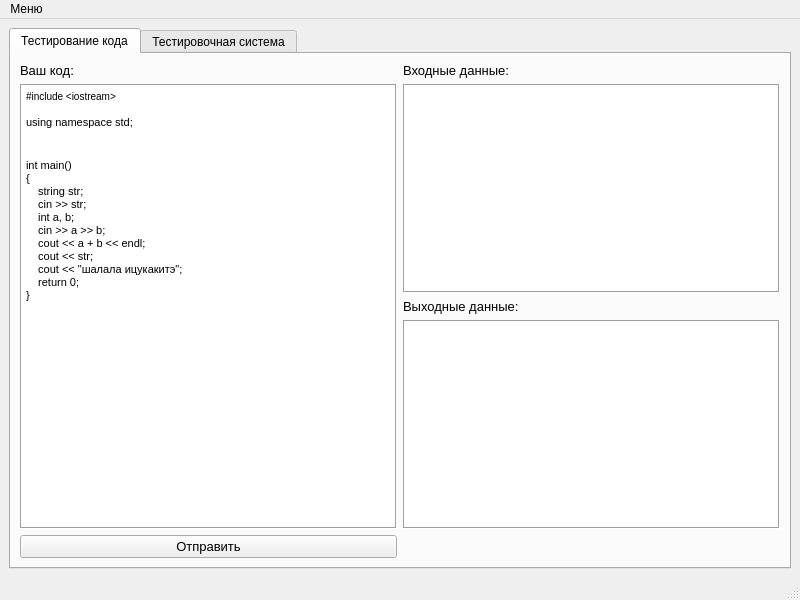
The window that mainwindow.ui (geroineee/ARM_QT) describes before a commit, drawn with Qt 5.
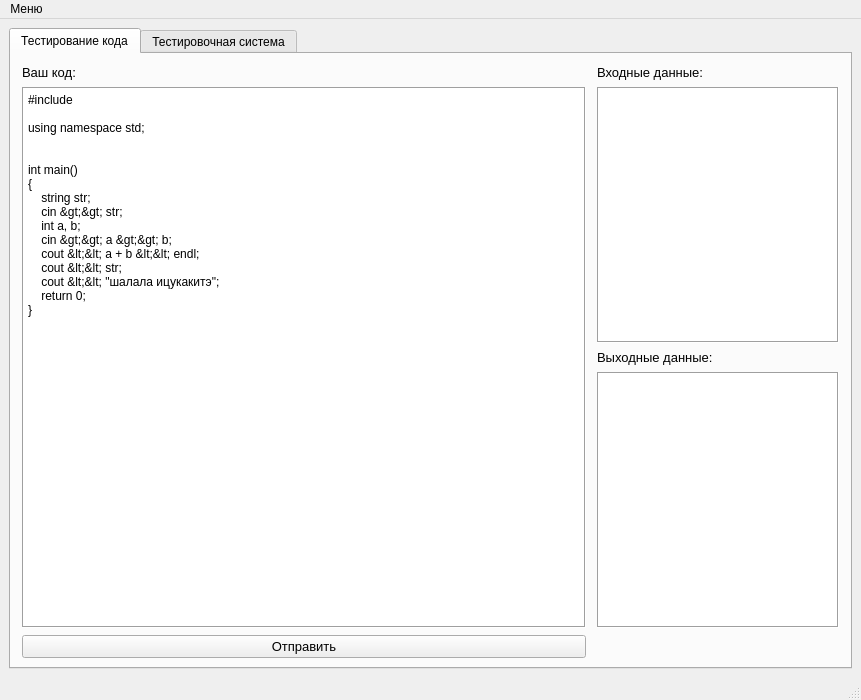
The same window after the commit. The open tabs and pages were chosen to show the change.

What changed in the file:
```diff
--- a/mainwindow.ui
+++ b/mainwindow.ui
@@ -6,8 +6,8 @@
    <rect>
     <x>0</x>
     <y>0</y>
-    <width>800</width>
-    <height>600</height>
+    <width>861</width>
+    <height>700</height>
    </rect>
   </property>
   <property name="windowTitle">
@@ -36,7 +36,19 @@
        </size>
       </property>
       <property name="currentIndex">
-       <number>0</number>
+       <number>1</number>
+      </property>
+      <property name="documentMode">
+       <bool>false</bool>
+      </property>
+      <property name="tabsClosable">
+       <bool>false</bool>
+      </property>
+      <property name="movable">
+       <bool>false</bool>
+      </property>
+      <property name="tabBarAutoHide">
+       <bool>false</bool>
       </property>
       <widget class="QWidget" name="tab_only_code">
        <property name="enabled">
@@ -56,7 +68,61 @@
        <attribute name="title">
         <string>Тестирование кода</string>
        </attribute>
-       <layout class="QGridLayout" name="gridLayout">
+       <layout class="QGridLayout" name="gridLayout" columnstretch="70,30">
+        <property name="sizeConstraint">
+         <enum>QLayout::SetDefaultConstraint</enum>
+        </property>
+        <property name="leftMargin">
+         <number>11</number>
+        </property>
+        <property name="topMargin">
+         <number>11</number>
+        </property>
+        <property name="rightMargin">
+         <number>11</number>
+        </property>
+        <property name="horizontalSpacing">
+         <number>11</number>
+        </property>
+        <property name="verticalSpacing">
+         <number>7</number>
+        </property>
+        <item row="0" column="1">
+         <widget class="QLabel" name="label_input_data">
+          <property name="font">
+           <font>
+            <pointsize>10</pointsize>
+           </font>
+          </property>
+          <property name="text">
+           <string>Входные данные:</string>
+          </property>
+         </widget>
+        </item>
+        <item row="2" column="1">
+         <widget class="QLabel" name="label_output_data">
+          <property name="font">
+           <font>
+            <pointsize>10</pointsize>
+           </font>
+          </property>
+          <property name="text">
+           <string>Выходные данные:</string>
+          </property>
+         </widget>
+        </item>
+        <item row="4" column="0">
+         <widget class="QPushButton" name="upload_user_code_button">
+          <property name="font">
+           <font>
+            <pointsize>10</pointsize>
+           </font>
+          </property>
+          <property name="text">
+           <string>Отправить</string>
+          </property>
+         </widget>
+        </item>
         <item row="3" column="1">
          <widget class="QTextBrowser" name="to_user_output_data">
           <property name="frameShape">
@@ -85,23 +151,11 @@
           </property>
          </widget>
         </item>
-        <item row="0" column="1">
-         <widget class="QLabel" name="label_input_data">
-          <property name="font">
-           <font>
-            <pointsize>10</pointsize>
-           </font>
-          </property>
-          <property name="text">
-           <string>Входные данные:</string>
-          </property>
-         </widget>
-        </item>
         <item row="1" column="0" rowspan="3">
-         <widget class="QTextEdit" name="user_code_text_edit">
+         <widget class="QPlainTextEdit" name="user_code_text_edit">
           <property name="font">
            <font>
-            <pointsize>10</pointsize>
+            <pointsize>9</pointsize>
             <weight>50</weight>
             <bold>false</bold>
             <strikeout>false</strikeout>
@@ -110,58 +164,40 @@
           <property name="frameShape">
            <enum>QFrame::Box</enum>
           </property>
-          <property name="html">
-           <string>&lt;!DOCTYPE HTML PUBLIC &quot;-//W3C//DTD HTML 4.0//EN&quot; &quot;http://www.w3.org/TR/REC-html40/strict.dtd&quot;&gt;
-&lt;html&gt;&lt;head&gt;&lt;meta name=&quot;qrichtext&quot; content=&quot;1&quot; /&gt;&lt;style type=&quot;text/css&quot;&gt;
-p, li { white-space: pre-wrap; }
-&lt;/style&gt;&lt;/head&gt;&lt;body style=&quot; font-family:'MS Shell Dlg 2'; font-size:10pt; font-weight:400; font-style:normal;&quot;&gt;
-&lt;p style=&quot; margin-top:0px; margin-bottom:0px; margin-left:0px; margin-right:0px; -qt-block-indent:0; text-indent:0px;&quot;&gt;&lt;span style=&quot; font-size:7.8pt; color:#000000;&quot;&gt;#include &amp;lt;iostream&amp;gt;&lt;/span&gt;&lt;/p&gt;
-&lt;p style=&quot;-qt-paragraph-type:empty; margin-top:0px; margin-bottom:0px; margin-left:0px; margin-right:0px; -qt-block-indent:0; text-indent:0px; font-size:7.8pt; color:#000000;&quot;&gt;&lt;br /&gt;&lt;/p&gt;
-&lt;p style=&quot; margin-top:0px; margin-bottom:0px; margin-left:0px; margin-right:0px; -qt-block-indent:0; text-indent:0px;&quot;&gt;&lt;span style=&quot; font-family:'Consolas','Courier New','monospace'; font-size:8pt; color:#000000;&quot;&gt;using namespace std;&lt;/span&gt;&lt;/p&gt;
-&lt;p style=&quot; margin-top:0px; margin-bottom:0px; margin-left:0px; margin-right:0px; -qt-block-indent:0; text-indent:0px;&quot;&gt;&lt;span style=&quot; font-family:'Consolas','Courier New','monospace'; font-size:8pt; color:#000000;&quot;&gt;&lt;br /&gt;&lt;/span&gt;&lt;/p&gt;
-&lt;p style=&quot; margin-top:0px; margin-bottom:0px; margin-left:0px; margin-right:0px; -qt-block-indent:0; text-indent:0px;&quot;&gt;&lt;span style=&quot; font-family:'Consolas','Courier New','monospace'; font-size:8pt; color:#000000;&quot;&gt;int main()&lt;/span&gt;&lt;/p&gt;
-&lt;p style=&quot; margin-top:0px; margin-bottom:0px; margin-left:0px; margin-right:0px; -qt-block-indent:0; text-indent:0px;&quot;&gt;&lt;span style=&quot; font-family:'Consolas','Courier New','monospace'; font-size:8pt; color:#000000;&quot;&gt;{&lt;/span&gt;&lt;/p&gt;
-&lt;p style=&quot; margin-top:0px; margin-bottom:0px; margin-left:0px; margin-right:0px; -qt-block-indent:0; text-indent:0px;&quot;&gt;&lt;span style=&quot; font-family:'Consolas','Courier New','monospace'; font-size:8pt; color:#000000;&quot;&gt;    string str;&lt;/span&gt;&lt;/p&gt;
-&lt;p style=&quot; margin-top:0px; margin-bottom:0px; margin-left:0px; margin-right:0px; -qt-block-indent:0; text-indent:0px;&quot;&gt;&lt;span style=&quot; font-family:'Consolas','Courier New','monospace'; font-size:8pt; color:#000000;&quot;&gt;    cin &amp;gt;&amp;gt; str;&lt;/span&gt;&lt;/p&gt;
-&lt;p style=&quot; margin-top:0px; margin-bottom:0px; margin-left:0px; margin-right:0px; -qt-block-indent:0; text-indent:0px;&quot;&gt;&lt;span style=&quot; font-family:'Consolas','Courier New','monospace'; font-size:8pt; color:#000000;&quot;&gt;    int a, b;&lt;/span&gt;&lt;/p&gt;
-&lt;p style=&quot; margin-top:0px; margin-bottom:0px; margin-left:0px; margin-right:0px; -qt-block-indent:0; text-indent:0px;&quot;&gt;&lt;span style=&quot; font-family:'Consolas','Courier New','monospace'; font-size:8pt; color:#000000;&quot;&gt;    cin &amp;gt;&amp;gt; a &amp;gt;&amp;gt; b;&lt;/span&gt;&lt;/p&gt;
-&lt;p style=&quot; margin-top:0px; margin-bottom:0px; margin-left:0px; margin-right:0px; -qt-block-indent:0; text-indent:0px;&quot;&gt;&lt;span style=&quot; font-family:'Consolas','Courier New','monospace'; font-size:8pt; color:#000000;&quot;&gt;    cout &amp;lt;&amp;lt; a + b &amp;lt;&amp;lt; endl;&lt;/span&gt;&lt;/p&gt;
-&lt;p style=&quot; margin-top:0px; margin-bottom:0px; margin-left:0px; margin-right:0px; -qt-block-indent:0; text-indent:0px;&quot;&gt;&lt;span style=&quot; font-family:'Consolas','Courier New','monospace'; font-size:8pt; color:#000000;&quot;&gt;    cout &amp;lt;&amp;lt; str;&lt;/span&gt;&lt;/p&gt;
-&lt;p style=&quot; margin-top:0px; margin-bottom:0px; margin-left:0px; margin-right:0px; -qt-block-indent:0; text-indent:0px;&quot;&gt;&lt;span style=&quot; font-family:'Consolas','Courier New','monospace'; font-size:8pt; color:#000000;&quot;&gt;    cout &amp;lt;&amp;lt; &amp;quot;шалала ицукакитэ&amp;quot;;&lt;/span&gt;&lt;/p&gt;
-&lt;p style=&quot; margin-top:0px; margin-bottom:0px; margin-left:0px; margin-right:0px; -qt-block-indent:0; text-indent:0px;&quot;&gt;&lt;span style=&quot; font-family:'Consolas','Courier New','monospace'; font-size:8pt; color:#000000;&quot;&gt;    return 0;&lt;/span&gt;&lt;/p&gt;
-&lt;p style=&quot; margin-top:0px; margin-bottom:0px; margin-left:0px; margin-right:0px; -qt-block-indent:0; text-indent:0px;&quot;&gt;&lt;span style=&quot; font-family:'Consolas','Courier New','monospace'; font-size:8pt; color:#000000;&quot;&gt;}&lt;/span&gt;&lt;/p&gt;&lt;/body&gt;&lt;/html&gt;</string>
+          <property name="lineWrapMode">
+           <enum>QPlainTextEdit::NoWrap</enum>
           </property>
-         </widget>
-        </item>
-        <item row="2" column="1">
-         <widget class="QLabel" name="label_output_data">
-          <property name="font">
-           <font>
-            <pointsize>10</pointsize>
-           </font>
+          <property name="plainText">
+           <string>#include &lt;iostream&gt;
+
+using namespace std;
+
+
+int main()
+{
+    string str;
+    cin &gt;&gt; str;
+    int a, b;
+    cin &gt;&gt; a &gt;&gt; b;
+    cout &lt;&lt; a + b &lt;&lt; endl;
+    cout &lt;&lt; str;
+    cout &lt;&lt; &quot;шалала ицукакитэ&quot;;
+    return 0;
+}</string>
           </property>
-          <property name="text">
-           <string>Выходные данные:</string>
-          </property>
-         </widget>
-        </item>
-        <item row="4" column="0">
-         <widget class="QPushButton" name="upload_user_code_button">
-          <property name="font">
-           <font>
-            <pointsize>10</pointsize>
-           </font>
-          </property>
-          <property name="text">
-           <string>Отправить</string>
+          <property name="tabStopWidth">
+           <number>10000</number>
           </property>
          </widget>
         </item>
         <item row="1" column="1">
-         <widget class="QTextEdit" name="user_input_data">
+         <widget class="QPlainTextEdit" name="user_input_data">
           <property name="frameShape">
            <enum>QFrame::Box</enum>
           </property>
+          <property name="lineWrapMode">
+           <enum>QPlainTextEdit::NoWrap</enum>
+          </property>
          </widget>
         </item>
        </layout>
@@ -181,7 +217,7 @@
     <rect>
      <x>0</x>
      <y>0</y>
-     <width>800</width>
+     <width>861</width>
      <height>25</height>
     </rect>
    </property>
```
Left out of the diff: 23 changed lines with no effect on the pictures.
